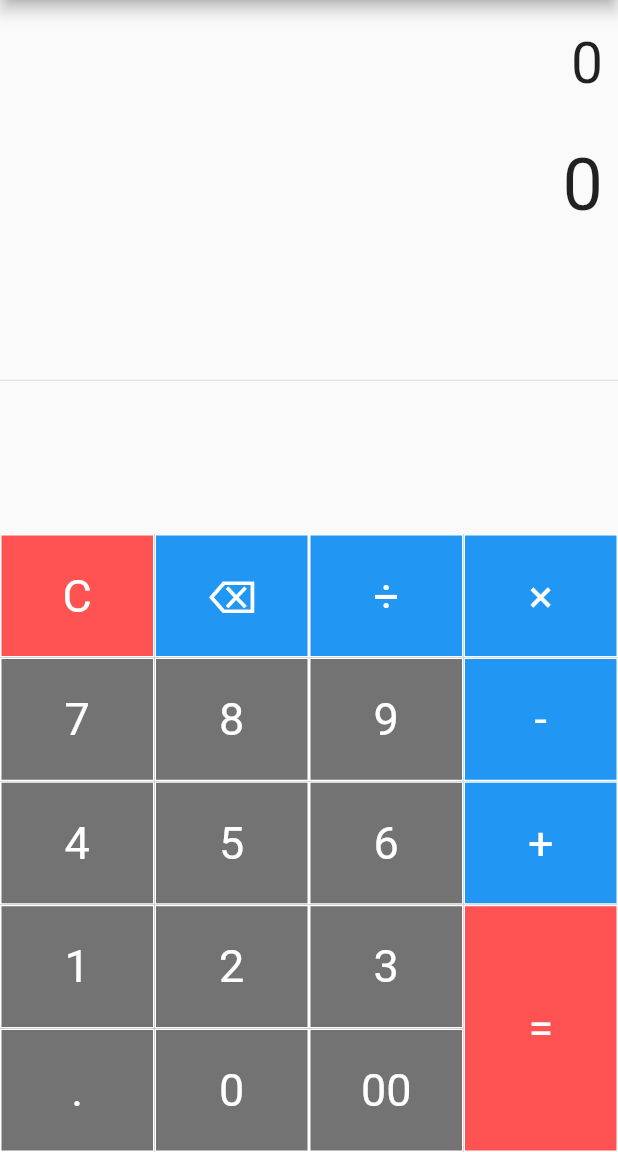
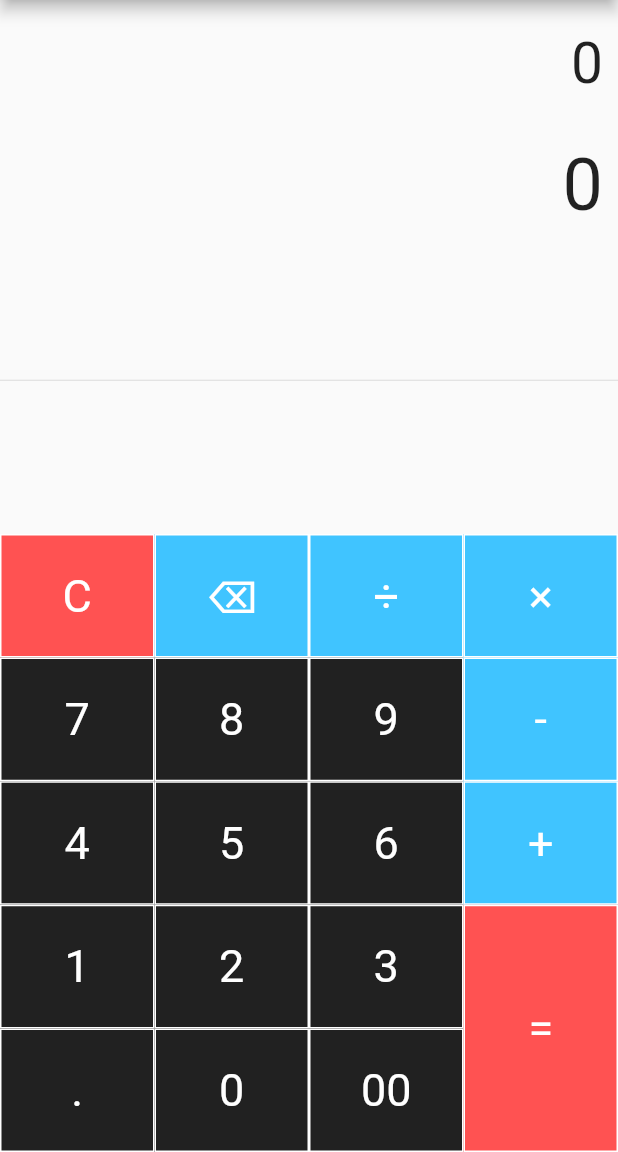
Before and after one commit to ashraf-kabir/Flutter-Simple-Calculator, a Flutter app: the screen it shows after launch, on a phone screen of 412 x 824 dp, the part 84-1236 px from its top. Run offline on Flutter 3.47's test engine with Material 2 defaults, Android fonts, the phone set to English and light mode, and no system bars; our stand-ins replace math_expressions.

Commit message:
Update main.dart

```diff
--- a/lib/main.dart
+++ b/lib/main.dart
@@ -128,28 +128,28 @@ class _SimpleCalculatorState extends State<SimpleCalculator> {
                   children: [
                     TableRow(children: [
                       buildButton("C", 1, Colors.redAccent),
-                      buildButton("⌫", 1, Colors.blue),
-                      buildButton("÷", 1, Colors.blue),
+                      buildButton("⌫", 1, Colors.lightBlueAccent),
+                      buildButton("÷", 1, Colors.lightBlueAccent),
                     ]),
                     TableRow(children: [
-                      buildButton("7", 1, Colors.black54),
-                      buildButton("8", 1, Colors.black54),
-                      buildButton("9", 1, Colors.black54),
+                      buildButton("7", 1, Colors.black87),
+                      buildButton("8", 1, Colors.black87),
+                      buildButton("9", 1, Colors.black87),
                     ]),
                     TableRow(children: [
-                      buildButton("4", 1, Colors.black54),
-                      buildButton("5", 1, Colors.black54),
-                      buildButton("6", 1, Colors.black54),
+                      buildButton("4", 1, Colors.black87),
+                      buildButton("5", 1, Colors.black87),
+                      buildButton("6", 1, Colors.black87),
                     ]),
                     TableRow(children: [
-                      buildButton("1", 1, Colors.black54),
-                      buildButton("2", 1, Colors.black54),
-                      buildButton("3", 1, Colors.black54),
+                      buildButton("1", 1, Colors.black87),
+                      buildButton("2", 1, Colors.black87),
+                      buildButton("3", 1, Colors.black87),
                     ]),
                     TableRow(children: [
-                      buildButton(".", 1, Colors.black54),
-                      buildButton("0", 1, Colors.black54),
-                      buildButton("00", 1, Colors.black54),
+                      buildButton(".", 1, Colors.black87),
+                      buildButton("0", 1, Colors.black87),
+                      buildButton("00", 1, Colors.black87),
                     ]),
                   ],
                 ),
@@ -159,13 +159,13 @@ class _SimpleCalculatorState extends State<SimpleCalculator> {
                 child: Table(
                   children: [
                     TableRow(children: [
-                      buildButton("×", 1, Colors.blue),
+                      buildButton("×", 1, Colors.lightBlueAccent),
                     ]),
                     TableRow(children: [
-                      buildButton("-", 1, Colors.blue),
+                      buildButton("-", 1, Colors.lightBlueAccent),
                     ]),
                     TableRow(children: [
-                      buildButton("+", 1, Colors.blue),
+                      buildButton("+", 1, Colors.lightBlueAccent),
                     ]),
                     TableRow(children: [
                       buildButton("=", 2, Colors.redAccent),
```
